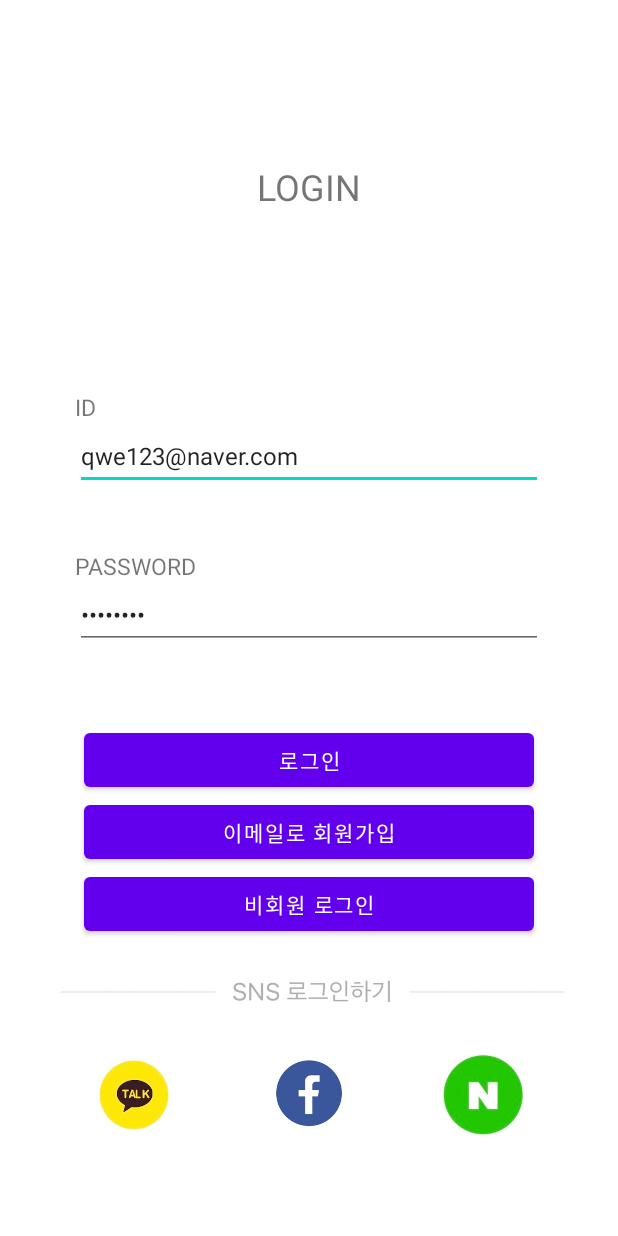
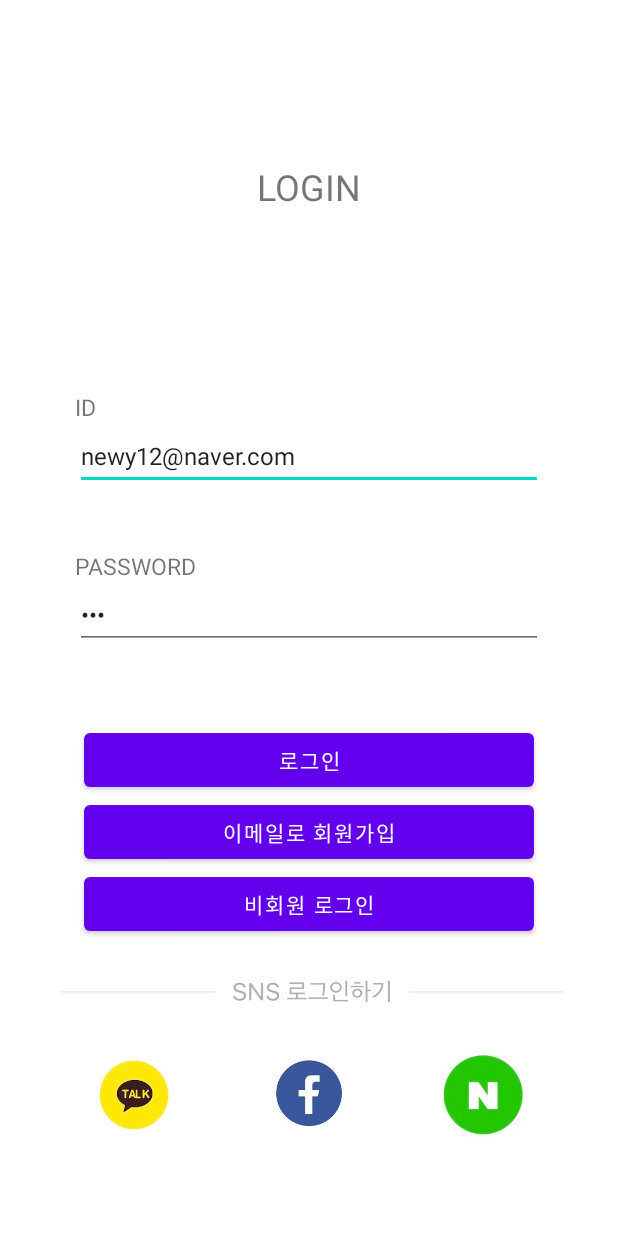
Before and after one commit to shinseunguk/Plz-Delivery, an Android app: the screen it shows after launch (LoginActivity), on a phone screen of 412 x 824 dp. Run offline under Robolectric (Android 15) with nearby library versions, the phone set to English and light mode, and no system bars; libraries missing offline, so code that uses them is left out: com.kakao.auth, com.kakao.network, com.kakao.usermgmt, com.kakao.util; 3 statements that could not run were skipped.

```diff
--- a/app/src/main/java/com/example/launchdinner/Fragment2.java
+++ b/app/src/main/java/com/example/launchdinner/Fragment2.java
@@ -69,7 +69,6 @@ public class Fragment2 extends ListFragment {
             Log.d("Fragment2 List",networkTask.get());
             try {
                 JSONArray jsonArray = new JSONArray(networkTask.get());
-
                 if(jsonArray.length() == 0){
                     Toast.makeText(getActivity(),"요청된 직거래가 없습니다",Toast.LENGTH_SHORT).show();
                 }else{
--- a/app/src/main/java/com/example/launchdinner/ListViewAdapter2.java
+++ b/app/src/main/java/com/example/launchdinner/ListViewAdapter2.java
@@ -81,7 +81,7 @@ public class ListViewAdapter2 extends BaseAdapter {
         TextView descTextView3 = (TextView) convertView.findViewById(R.id.textView4) ;
 
         // Data Set(listViewItemList)에서 position에 위치한 데이터 참조 획득
-        Board listViewItem = listViewItemList.get(0);
+        Board listViewItem = listViewItemList.get(position);
 
         // 아이템 내 각 위젯에 데이터 반영
         titleTextView.setText(listViewItem.getTitle());
--- a/app/src/main/java/com/example/launchdinner/addressActivity.java
+++ b/app/src/main/java/com/example/launchdinner/addressActivity.java
@@ -61,7 +61,7 @@ public class addressActivity extends AppCompatActivity {
         // web client 를 chrome 으로 설정
             webView.setWebChromeClient(new WebChromeClient());
             // webview url load
-            webView.loadUrl(localIp+"/address");
+            webView.loadUrl("http://175.196.226.213:8008/address");
     }
 
     private class AndroidBridge {
--- a/app/src/main/res/layout/activity_login.xml
+++ b/app/src/main/res/layout/activity_login.xml
@@ -65,7 +65,7 @@
                         android:text="ID"/>
 
                 <EditText
-                    android:text="qwe123@naver.com"
+                    android:text="newy12@naver.com"
                     android:id="@+id/editTextTextEmailAddress"
                     android:layout_width="match_parent"
                     android:layout_height="wrap_content"
@@ -90,7 +90,7 @@
                         android:text="PASSWORD"/>
 
                     <EditText
-                        android:text="11111111"
+                        android:text="123"
                         android:id="@+id/editTextTextPassword2"
                         android:layout_width="match_parent"
                         android:layout_height="wrap_content"
--- a/app/src/main/res/values/strings.xml
+++ b/app/src/main/res/values/strings.xml
@@ -4,6 +4,6 @@
     <string name="hello_blank_fragment">Hello blank fragment</string>
     <string name="kakao_app_key">9e2ef8e16a27dfce871331354795f185</string>
     <!--    <string name="localip">http://113.199.97.48:8080</string>-->
-    <string name="localip">http://175.196.226.213:8008</string>
-<!--    <string name="localip">http://11.18.0.138:8008</string>-->
+<!--    <string name="localip">http://175.196.226.213:8008</string>-->
+    <string name="localip">http://175.121.70.33:8080</string>
 </resources>
```
Also changed, not shown: app/src/main/java/com/example/launchdinner/BoardDetailActivity.java (+8 -6 lines), app/src/main/java/com/example/launchdinner/BoardWriteActivity.java (+13 -1 lines).
